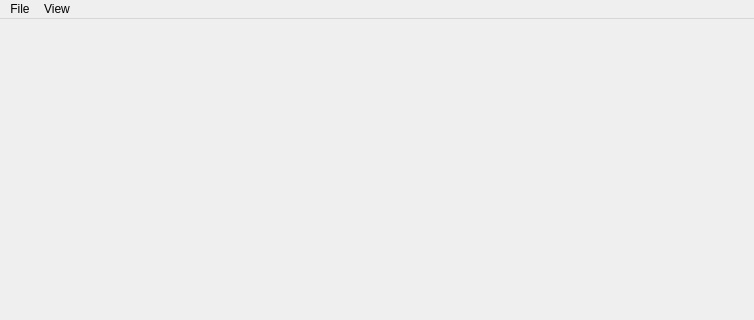
Above: src/gui/design/main_window.ui from archtool/archtool before the change; both pictures show x 0 to 754 and y 0 to 320 of the 754 by 906 pixel window. Below: the same form after it.
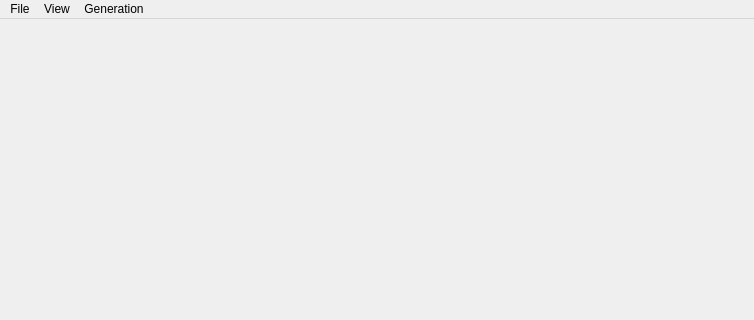
That is the form after the change.

Commit message: started adding functionality to the menu.

Diff of the .ui file:
```diff
--- a/src/gui/design/main_window.ui
+++ b/src/gui/design/main_window.ui
@@ -50,8 +50,15 @@
     <addaction name="actionArchitecture"/>
     <addaction name="actionPlanning"/>
    </widget>
+   <widget class="QMenu" name="menuGeneration">
+    <property name="title">
+     <string>Generation</string>
+    </property>
+    <addaction name="actionRequirements_Document"/>
+   </widget>
    <addaction name="menuFile"/>
    <addaction name="menuView"/>
+   <addaction name="menuGeneration"/>
   </widget>
   <widget class="QStatusBar" name="statusbar"/>
   <action name="actionOpen">
```
Left out of the diff: 18 changed lines with no effect on the pictures. The commit also changes 2 other files.
